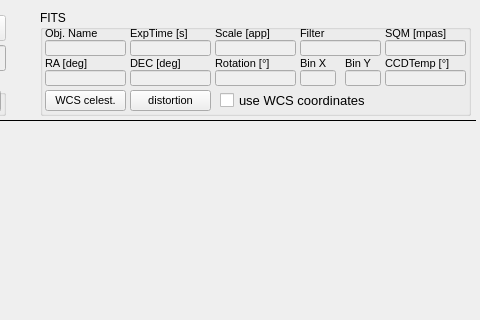
This is mw4/gui/widgets/image.ui in mworion/MountWizzard4 as Qt 5 draws it before an edit; both pictures show x 320 to 800 and y 0 to 320 of the 800 by 600 pixel window. The edited form follows.
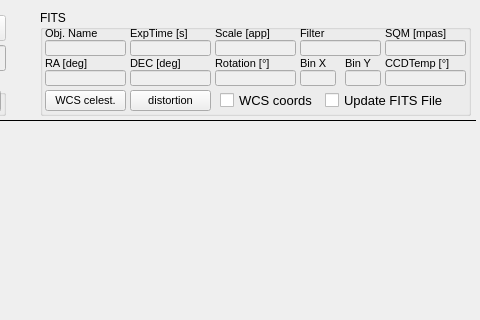
This is the edited form.

The edit to the form file:
```diff
--- a/mw4/gui/widgets/image.ui
+++ b/mw4/gui/widgets/image.ui
@@ -944,7 +944,7 @@
      <rect>
       <x>180</x>
       <y>80</y>
-      <width>156</width>
+      <width>96</width>
       <height>21</height>
      </rect>
     </property>
@@ -954,7 +954,25 @@
      </font>
     </property>
     <property name="text">
-     <string>use WCS coordinates</string>
+     <string>WCS coords</string>
+    </property>
+   </widget>
+   <widget class="QCheckBox" name="checkUpdateFits">
+    <property name="geometry">
+     <rect>
+      <x>285</x>
+      <y>80</y>
+      <width>141</width>
+      <height>21</height>
+     </rect>
+    </property>
+    <property name="font">
+     <font>
+      <pointsize>10</pointsize>
+     </font>
+    </property>
+    <property name="text">
+     <string>Update FITS File</string>
     </property>
    </widget>
   </widget>
```
